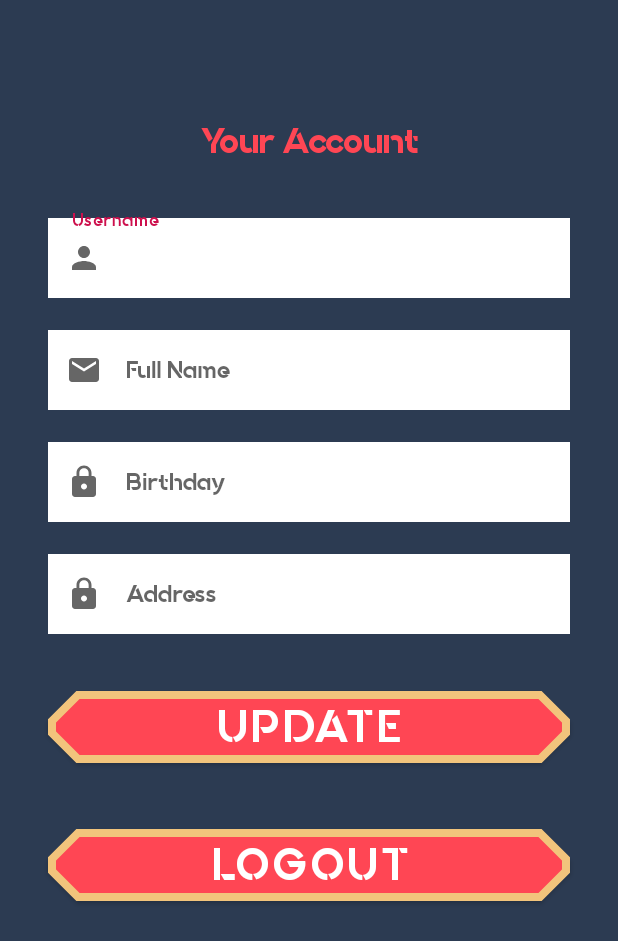
After one commit to ridiculousigit/chapter5challenge, an Android app: the layout activity_profile.xml on its own in the app's theme, with its tools: preview values and no code run, on a phone screen of 412 x 824 dp. The commit adds this screen. Shown: the top 941 px of the screen. Run offline under Robolectric (Android 15) with nearby library versions, the phone set to English and light mode, and no system bars.

Commit message:
Added Profile

```diff
--- a/app/src/main/AndroidManifest.xml
+++ b/app/src/main/AndroidManifest.xml
@@ -2,8 +2,7 @@
 <manifest xmlns:android="http://schemas.android.com/apk/res/android"
     xmlns:tools="http://schemas.android.com/tools"
     package="binar.academy.chapter5challenge">
-
-    <!--Android Permission to Access Internet on User Device-->
+    <!-- Android Permission to Access Internet on User Device -->
     <uses-permission android:name="android.permission.INTERNET" />
 
     <application
@@ -17,6 +16,9 @@
         android:theme="@style/Theme.Chapter5challenge"
         tools:targetApi="31">
         <activity
+            android:name=".ProfileActivity"
+            android:exported="false" />
+        <activity
             android:name=".activity.DetailActivity"
             android:exported="false" />
         <activity
@@ -27,7 +29,7 @@
             android:exported="false" />
         <activity
             android:name=".activity.SplashActivity"
-            android:exported="true" >
+            android:exported="true">
             <intent-filter>
                 <action android:name="android.intent.action.MAIN" />
 
@@ -43,7 +45,6 @@
         <activity
             android:name=".activity.MainActivity"
             android:exported="false" />
-
     </application>
 
 </manifest>
--- /dev/null
+++ b/app/src/main/java/binar/academy/chapter5challenge/activity/ProfileActivity.kt
@@ -0,0 +1,18 @@
+package binar.academy.chapter5challenge.activity
+
+import androidx.appcompat.app.AppCompatActivity
+import android.os.Bundle
+import binar.academy.chapter5challenge.databinding.ActivityDetailBinding
+import binar.academy.chapter5challenge.databinding.ActivityProfileBinding
+
+class ProfileActivity : AppCompatActivity() {
+
+    lateinit var binding: ActivityProfileBinding
+
+    override fun onCreate(savedInstanceState: Bundle?) {
+        super.onCreate(savedInstanceState)
+
+        binding = ActivityProfileBinding.inflate(layoutInflater)
+        setContentView(binding.root)
+    }
+}
--- a/app/src/main/java/binar/academy/chapter5challenge/model/PutProductResponse.kt
+++ /dev/null
@@ -1,4 +0,0 @@
-package binar.academy.chapter5challenge.model
-
-
-class PutProductResponse : ArrayList<PutProductResponseItem>()
--- a/app/src/main/java/binar/academy/chapter5challenge/model/PutProductResponseItem.kt
+++ /dev/null
@@ -1,20 +0,0 @@
-package binar.academy.chapter5challenge.model
-
-import com.google.gson.annotations.SerializedName
-
-data class PutProductResponseItem(
-    @SerializedName("category")
-    val category: String,
-    @SerializedName("description")
-    val description: String,
-    @SerializedName("id")
-    val id: String,
-    @SerializedName("image")
-    val image: String,
-    @SerializedName("name")
-    val name: String,
-    @SerializedName("price")
-    val price: String,
-    @SerializedName("stock")
-    val stock: String
-)
--- a/app/src/main/java/binar/academy/chapter5challenge/model/ResponseDataUserItem.kt
+++ b/app/src/main/java/binar/academy/chapter5challenge/model/ResponseDataUserItem.kt
@@ -4,8 +4,22 @@ package binar.academy.chapter5challenge.model
 import com.google.gson.annotations.SerializedName
 
 data class ResponseDataUserItem(
+    /*@SerializedName("email")
+    val email: String,
+    @SerializedName("id")
+    val id: String,
+    @SerializedName("password")
+    val password: String,
+    @SerializedName("username")
+    val username: String*/
+    @SerializedName("address")
+    val address: String,
+    @SerializedName("birthday")
+    val birthday: Int,
     @SerializedName("email")
     val email: String,
+    @SerializedName("fullname")
+    val fullname: String,
     @SerializedName("id")
     val id: String,
     @SerializedName("password")
--- a/app/src/main/res/layout/activity_main.xml
+++ b/app/src/main/res/layout/activity_main.xml
@@ -55,7 +55,7 @@
     <androidx.recyclerview.widget.RecyclerView
         android:id="@+id/rvProduct"
         android:layout_width="match_parent"
-        android:layout_height="wrap_content"
+        android:layout_height="450dp"
         android:layout_marginHorizontal="15dp"
         android:layout_marginStart="24dp"
         android:layout_marginTop="80dp"
--- /dev/null
+++ b/app/src/main/res/layout/activity_profile.xml
@@ -0,0 +1,151 @@
+<?xml version="1.0" encoding="utf-8"?>
+<androidx.constraintlayout.widget.ConstraintLayout xmlns:android="http://schemas.android.com/apk/res/android"
+    xmlns:app="http://schemas.android.com/apk/res-auto"
+    xmlns:tools="http://schemas.android.com/tools"
+    android:layout_width="match_parent"
+    android:layout_height="match_parent"
+    android:background="@color/san"
+    tools:context=".activity.ProfileActivity">
+
+    <TextView
+        android:id="@+id/profileHeader"
+        style="@style/textHeader"
+        android:layout_width="wrap_content"
+        android:layout_height="wrap_content"
+        android:layout_marginTop="80dp"
+        android:text="Your Account"
+        app:layout_constraintEnd_toEndOf="parent"
+        app:layout_constraintStart_toStartOf="parent"
+        app:layout_constraintTop_toTopOf="parent" />
+
+    <com.google.android.material.textfield.TextInputLayout
+        android:id="@+id/kolomUsername"
+        style="@style/Widget.MaterialComponents.TextInputLayout.OutlinedBox"
+        android:layout_width="match_parent"
+        android:layout_height="wrap_content"
+        android:layout_marginStart="32dp"
+        android:layout_marginTop="32dp"
+        android:layout_marginEnd="32dp"
+        app:layout_constraintBottom_toBottomOf="parent"
+        app:layout_constraintEnd_toEndOf="parent"
+        app:layout_constraintHorizontal_bias="1.0"
+        app:layout_constraintStart_toStartOf="parent"
+        app:layout_constraintTop_toBottomOf="@+id/profileHeader"
+        app:layout_constraintVertical_bias="0.0"
+        app:startIconDrawable="@drawable/ic_user">
+
+        <com.google.android.material.textfield.TextInputEditText
+            android:id="@+id/registerUsername"
+            android:layout_width="match_parent"
+            android:layout_height="wrap_content"
+            android:background="@color/white"
+            android:hint="Username" />
+
+    </com.google.android.material.textfield.TextInputLayout>
+
+    <com.google.android.material.textfield.TextInputLayout
+        android:id="@+id/kolomName"
+        style="@style/Widget.MaterialComponents.TextInputLayout.OutlinedBox"
+        android:layout_width="match_parent"
+        android:layout_height="wrap_content"
+        android:layout_marginStart="32dp"
+        android:layout_marginTop="16dp"
+        android:layout_marginEnd="32dp"
+        app:layout_constraintBottom_toBottomOf="parent"
+        app:layout_constraintEnd_toEndOf="parent"
+        app:layout_constraintHorizontal_bias="1.0"
+        app:layout_constraintStart_toStartOf="parent"
+        app:layout_constraintTop_toBottomOf="@+id/kolomUsername"
+        app:layout_constraintVertical_bias="0.0"
+        app:startIconDrawable="@drawable/ic_email">
+
+        <com.google.android.material.textfield.TextInputEditText
+            android:id="@+id/profileName"
+            android:layout_width="match_parent"
+            android:layout_height="wrap_content"
+            android:background="@color/white"
+            android:hint="Full Name" />
+
+    </com.google.android.material.textfield.TextInputLayout>
+
+    <com.google.android.material.textfield.TextInputLayout
+        android:id="@+id/kolomBirthday"
+        style="@style/Widget.MaterialComponents.TextInputLayout.OutlinedBox"
+        android:layout_width="match_parent"
+        android:layout_height="wrap_content"
+        android:layout_marginStart="32dp"
+        android:layout_marginTop="16dp"
+        android:layout_marginEnd="32dp"
+        app:layout_constraintBottom_toBottomOf="parent"
+        app:layout_constraintEnd_toEndOf="parent"
+        app:layout_constraintHorizontal_bias="0.0"
+        app:layout_constraintStart_toStartOf="parent"
+        app:layout_constraintTop_toBottomOf="@+id/kolomName"
+        app:layout_constraintVertical_bias="0.0"
+        app:startIconDrawable="@drawable/ic_password">
+
+        <com.google.android.material.textfield.TextInputEditText
+            android:id="@+id/profileBirthday"
+            android:layout_width="match_parent"
+            android:layout_height="wrap_content"
+            android:background="@color/white"
+            android:hint="Birthday" />
+
+    </com.google.android.material.textfield.TextInputLayout>
+
+    <com.google.android.material.textfield.TextInputLayout
+        android:id="@+id/kolomAddress"
+        style="@style/Widget.MaterialComponents.TextInputLayout.OutlinedBox"
+        android:layout_width="match_parent"
+        android:layout_height="wrap_content"
+        android:layout_marginStart="32dp"
+        android:layout_marginTop="16dp"
+        android:layout_marginEnd="32dp"
+        app:layout_constraintBottom_toBottomOf="parent"
+        app:layout_constraintEnd_toEndOf="parent"
+        app:layout_constraintHorizontal_bias="0.0"
+        app:layout_constraintStart_toStartOf="parent"
+        app:layout_constraintTop_toBottomOf="@+id/kolomBirthday"
+        app:layout_constraintVertical_bias="0.0"
+        app:startIconDrawable="@drawable/ic_password">
+
+        <com.google.android.material.textfield.TextInputEditText
+            android:id="@+id/profileAddress"
+            android:layout_width="match_parent"
+            android:layout_height="wrap_content"
+            android:background="@color/white"
+            android:hint="Address" />
+
+    </com.google.android.material.textfield.TextInputLayout>
+
+    <Button
+        android:id="@+id/btnUpdate"
+        style="@style/Widget.App.Button"
+        android:layout_width="match_parent"
+        android:layout_height="60dp"
+        android:layout_marginStart="32dp"
+        android:layout_marginTop="32dp"
+        android:layout_marginEnd="32dp"
+        android:text="UPDATE"
+        android:textSize="30sp"
+        app:layout_constraintEnd_toEndOf="parent"
+        app:layout_constraintHorizontal_bias="0.0"
+        app:layout_constraintStart_toStartOf="parent"
+        app:layout_constraintTop_toBottomOf="@+id/kolomAddress" />
+
+    <Button
+        android:id="@+id/btnLogout"
+        style="@style/Widget.App.Button"
+        android:layout_width="match_parent"
+        android:layout_height="60dp"
+        android:layout_marginStart="32dp"
+        android:layout_marginTop="32dp"
+        android:layout_marginEnd="32dp"
+        android:text="LOGOUT"
+        android:textSize="30sp"
+        app:layout_constraintEnd_toEndOf="parent"
+        app:layout_constraintHorizontal_bias="0.0"
+        app:layout_constraintStart_toStartOf="parent"
+        app:layout_constraintTop_toBottomOf="@+id/btnUpdate" />
+
+</androidx.constraintlayout.widget.ConstraintLayout>
```
